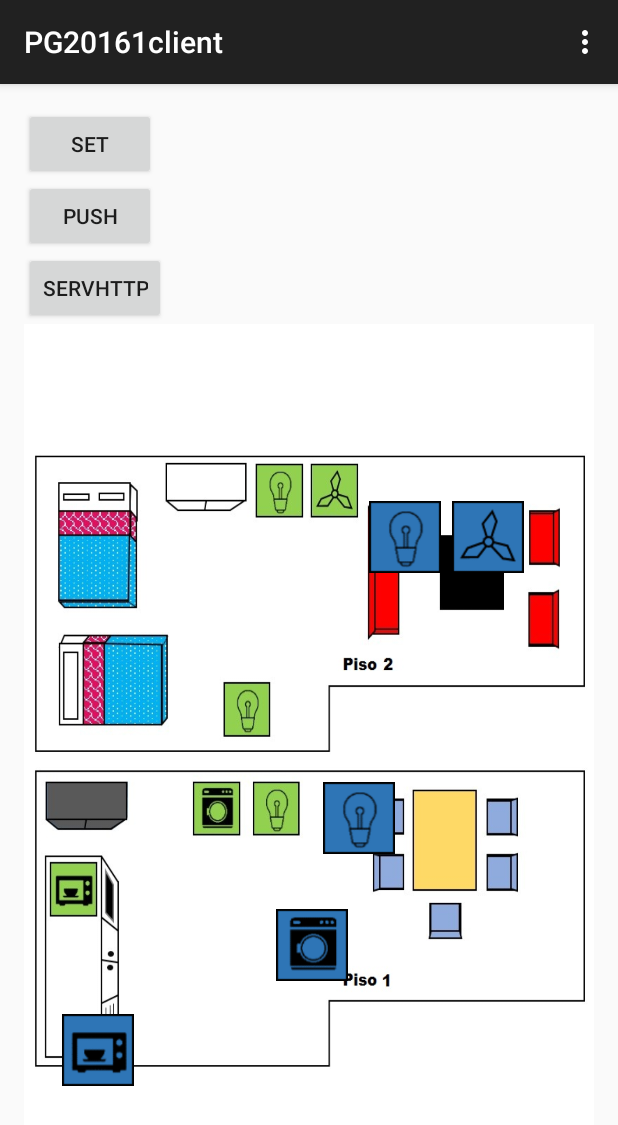
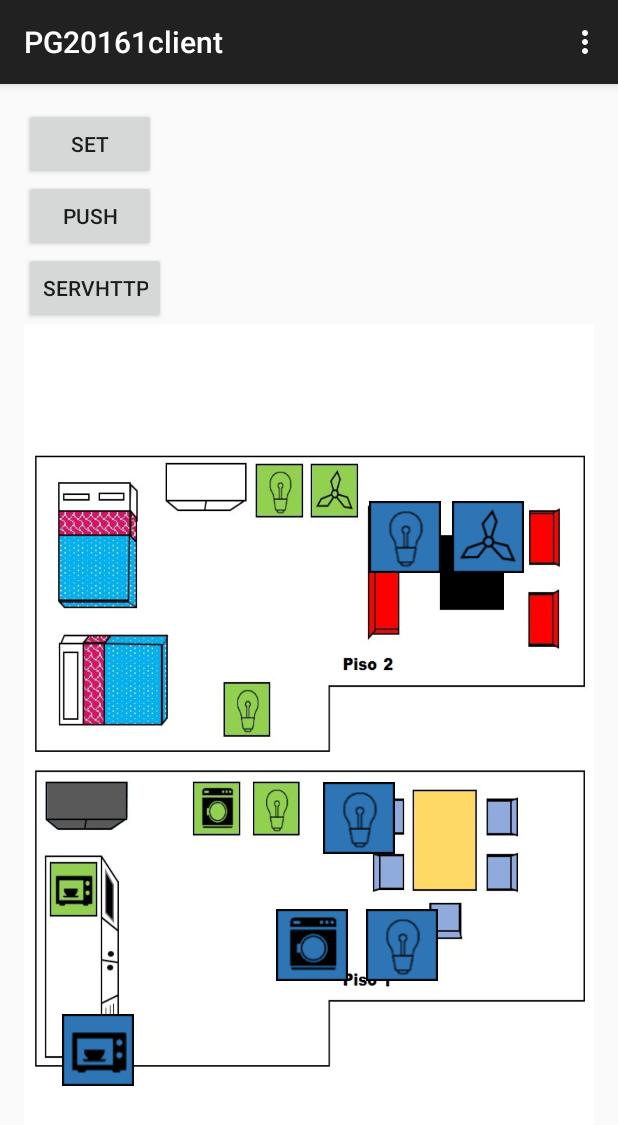
Before and after one commit to jfmolano/PG_client_201610, an Android app: the screen it shows after launch (MainActivity), on a phone screen of 412 x 824 dp. Shown: the top 1125 px of the screen. Run offline under Robolectric (Android 15) with nearby library versions, the phone set to English and light mode, and no system bars.

Commit message:
Botones listos
.

```diff
--- a/app/src/main/res/layout/activity_main.xml
+++ b/app/src/main/res/layout/activity_main.xml
@@ -69,5 +69,13 @@
             android:layout_marginLeft="168dp"
             android:background="@drawable/lavadoraa"
             android:onClick="op5" />
+        <Button
+            android:id="@+id/button_o6"
+            android:layout_height="48dp"
+            android:layout_width="48dp"
+            android:layout_marginTop="390dp"
+            android:layout_marginLeft="228dp"
+            android:background="@drawable/luza"
+            android:onClick="op6" />
     </RelativeLayout>
 </LinearLayout>
```
Also changed, not shown: app/src/main/java/com/uniandes/jfm/pg20161client/MainActivity.java (+40 -1 lines).
